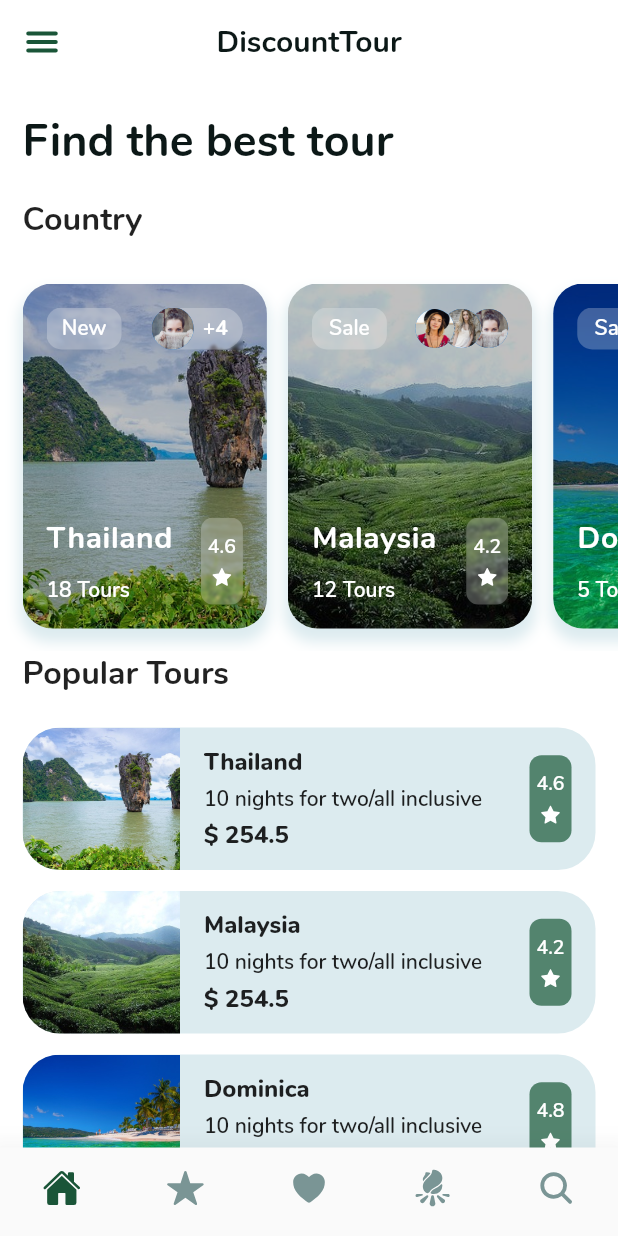
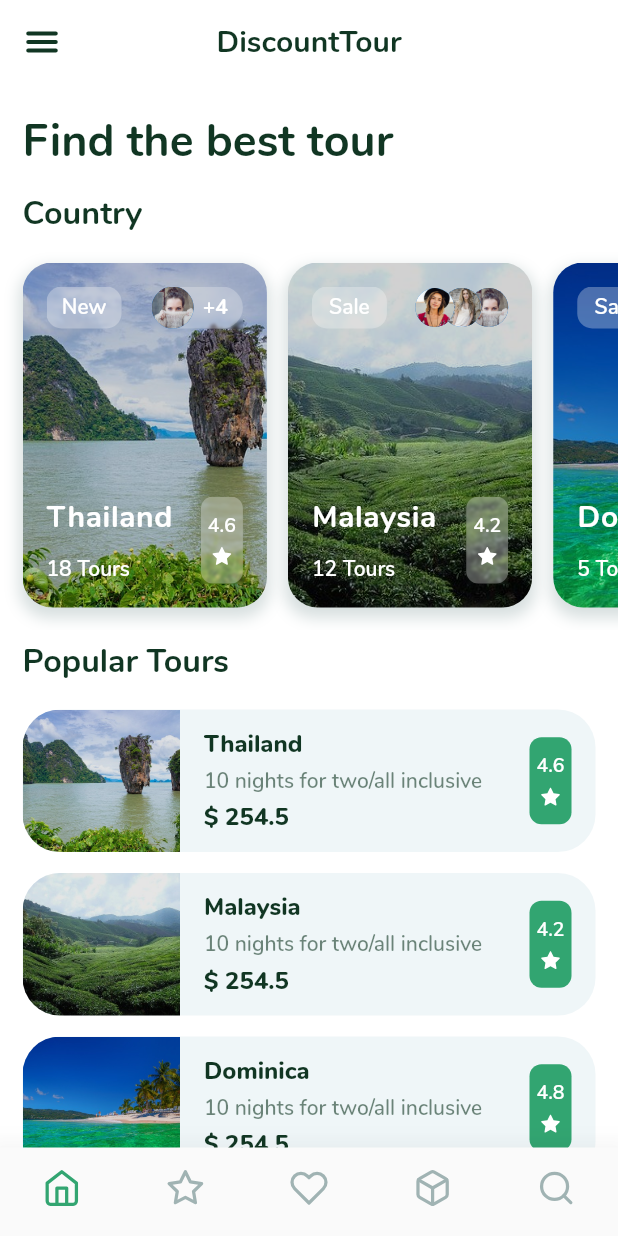
Before and after one commit to ys-sherzad/travel_app, a Flutter app: the screen it shows after launch, on a phone screen of 412 x 824 dp. Run offline on Flutter 3.47's test engine with Material 2 defaults, Android fonts, the phone set to English and light mode, and no system bars; our stand-ins replace flutter_vector_icons, google_fonts.

Commit message:
tune colors

```diff
--- a/lib/src/home.dart
+++ b/lib/src/home.dart
@@ -111,16 +111,16 @@ class _HomeState extends State<Home> {
         image: AssetImage(collection[index].img),
         fit: BoxFit.cover,
         colorFilter: ColorFilter.mode(
-          Colors.black.withOpacity(0.25),
+          Colors.black.withOpacity(0.18),
           BlendMode.srcOver,
         ),
       ),
       boxShadow: [
         BoxShadow(
-          color: ColorLib.cardBackground.withOpacity(1.0),
+          color: ColorLib.primaryLight.withOpacity(0.3),
           spreadRadius: 2,
-          blurRadius: 7,
-          offset: Offset(0, 7),
+          blurRadius: 8,
+          offset: Offset(0, 5),
         )
       ],
     );
@@ -146,7 +146,7 @@ class _HomeState extends State<Home> {
                         width: 50.0,
                         decoration: BoxDecoration(
                             borderRadius: BorderRadius.circular(10),
-                            color: Colors.grey[50].withOpacity(0.25)),
+                            color: Colors.grey[50].withOpacity(0.3)),
                         child: Center(
                           child: Text(
                             collection[index].type,
@@ -201,7 +201,7 @@ class _HomeState extends State<Home> {
                         width: 28.0,
                         decoration: BoxDecoration(
                           borderRadius: BorderRadius.circular(8.0),
-                          color: Colors.grey[50].withOpacity(0.25),
+                          color: Colors.grey[50].withOpacity(0.3),
                         ),
                         child: Padding(
                           padding: const EdgeInsets.symmetric(vertical: 6),
@@ -258,7 +258,8 @@ class _HomeState extends State<Home> {
       padding: const EdgeInsets.only(left: 15.0),
       child: Text(
         title,
-        style: TextStyle(fontWeight: FontWeight.w700, fontSize: 21.5),
+        style: TextStyle(
+            fontWeight: FontWeight.w700, fontSize: 21.5, color: ColorLib.text),
       ),
     );
   }
@@ -269,9 +270,8 @@ class _HomeState extends State<Home> {
         return Container(
           // clipBehavior: Clip.antiAlias,
           decoration: BoxDecoration(
-            borderRadius: BorderRadius.circular(25.0),
-            color: ColorLib.cardBackground,
-          ),
+              borderRadius: BorderRadius.circular(25.0),
+              color: ColorLib.cardBackground),
           height: 95.0,
           width: double.infinity,
           margin: EdgeInsets.only(bottom: 14.0),
@@ -287,6 +287,10 @@ class _HomeState extends State<Home> {
                   image: DecorationImage(
                     image: AssetImage(tour.img),
                     fit: BoxFit.cover,
+                    colorFilter: ColorFilter.mode(
+                      Colors.black.withOpacity(0.1),
+                      BlendMode.srcOver,
+                    ),
                   ),
                 ),
                 child: null,
@@ -306,7 +310,9 @@ class _HomeState extends State<Home> {
                             Text(
                               tour.name,
                               style: TextStyle(
-                                  fontSize: 16.0, fontWeight: FontWeight.w800),
+                                  fontSize: 16.0,
+                                  fontWeight: FontWeight.w800,
+                                  color: ColorLib.text),
                             ),
                             SizedBox(
                               height: 4.0,
@@ -314,7 +320,9 @@ class _HomeState extends State<Home> {
                             Text(
                               tour.description,
                               style: TextStyle(
-                                  fontSize: 14.0, fontWeight: FontWeight.w600),
+                                  fontSize: 14.0,
+                                  fontWeight: FontWeight.w600,
+                                  color: ColorLib.text.withOpacity(0.6)),
                             ),
                             SizedBox(
                               height: 4.0,
@@ -322,7 +330,9 @@ class _HomeState extends State<Home> {
                             Text(
                               '\$ ${tour.price.toString()}',
                               style: TextStyle(
-                                  fontSize: 16.0, fontWeight: FontWeight.w800),
+                                  fontSize: 16.0,
+                                  fontWeight: FontWeight.w800,
+                                  color: ColorLib.text),
                             ),
                           ],
                         )),
@@ -390,30 +400,30 @@ class _HomeState extends State<Home> {
         type: BottomNavigationBarType.fixed,
         showSelectedLabels: false,
         showUnselectedLabels: false,
-        selectedItemColor: ColorLib.primary,
+        selectedItemColor: ColorLib.secondary,
         unselectedItemColor: ColorLib.primaryLight,
         selectedIconTheme: IconThemeData(size: 26.0),
         unselectedIconTheme: IconThemeData(size: 26.0),
         elevation: 20.0,
         items: [
           BottomNavigationBarItem(
-            icon: new Icon(Ionicons.ios_home),
+            icon: new Icon(Feather.home),
             title: Text('Home'),
           ),
           BottomNavigationBarItem(
-            icon: new Icon(Ionicons.ios_star),
+            icon: new Icon(Feather.star),
             title: Text('Favorite'),
           ),
           BottomNavigationBarItem(
-            icon: new Icon(Ionicons.ios_heart),
+            icon: new Icon(Feather.heart),
             title: Text('Heart'),
           ),
           BottomNavigationBarItem(
-            icon: new Icon(Ionicons.ios_bonfire),
+            icon: new Icon(Feather.box),
             title: Text('Dollar'),
           ),
           BottomNavigationBarItem(
-            icon: new Icon(Ionicons.ios_search),
+            icon: new Icon(Feather.search),
             title: Text('Search'),
           ),
         ],
@@ -437,21 +447,24 @@ class _HomeState extends State<Home> {
                   style: TextStyle(
                     fontSize: 30.0,
                     fontWeight: FontWeight.w700,
-                    color: ColorLib.text,
+                    color: ColorLib.primary,
                   ),
                 ),
               ),
               SizedBox(
-                height: 16.0,
+                height: 12.0,
               ),
               _buildSectionHeader('Country'),
               SizedBox(
-                height: 14.0,
+                height: 4.0,
               ),
               _buildHorizontalCountries(),
+              SizedBox(
+                height: 6.0,
+              ),
               _buildSectionHeader('Popular Tours'),
               SizedBox(
-                height: 22.0,
+                height: 18.0,
               ),
               Padding(
                 padding: const EdgeInsets.symmetric(horizontal: 15.0),
--- a/lib/src/repo/data.dart
+++ b/lib/src/repo/data.dart
@@ -59,7 +59,7 @@ class Tours {
         name: 'Vietnam',
         type: 'Sale',
         tourCount: 3,
-        rating: 4.1,
+        rating: 4.5,
         description: '10 nights for two/all inclusive',
         price: 254.5,
         img: 'assets/images/vietnam.jpg',
--- a/lib/src/utils/ColorLib.dart
+++ b/lib/src/utils/ColorLib.dart
@@ -1,11 +1,13 @@
 import 'package:flutter/material.dart';
 
+// rgb(50,165,113)
 class ColorLib {
-  static Color primary = Color.fromRGBO(26, 85, 56, 1); // dark green
-  static Color secondary = Color.fromRGBO(83, 132, 110, 1); // light screen
+  static Color primary = Color.fromRGBO(17, 54, 35, 1); // dark green
+  static Color secondary = Color.fromRGBO(50, 165, 113, 1); // light screen
   static Color primaryLight =
-      Color.fromRGBO(122, 149, 149, 1); // inactive primary
-  static Color text = Color.fromRGBO(12, 24, 23, 1);
-  static Color cardBackground = Color.fromRGBO(220, 235, 239, 1);
-  // static Color cardBackground = HSLColor.fromARGB(a, r, g, b);
+      Color.fromRGBO(122, 149, 149, 0.7); // inactive primary
+  static Color text = Color.fromRGBO(17, 54, 35, 1);
+
+  static Color cardBackground = Color.fromRGBO(220, 235, 239, 0.45);
+  // static HSLColor cardBackground = HSLColor.fromAHSL(1.0, 193.0, 0.8, 0.94);
 }
```
